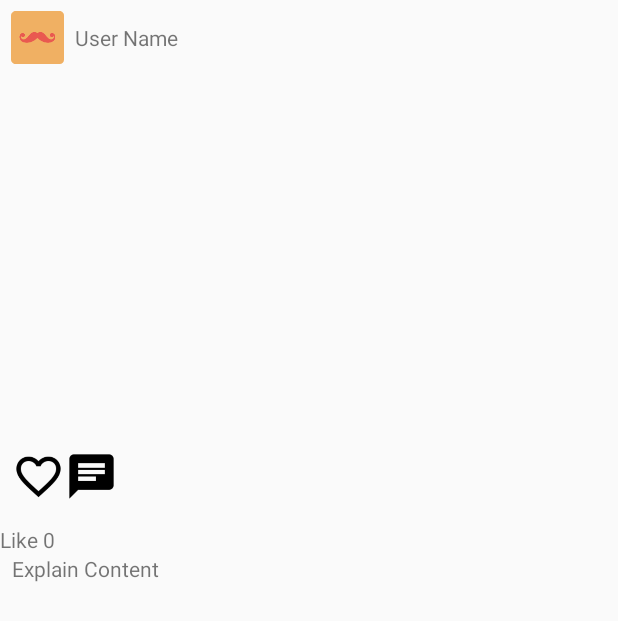
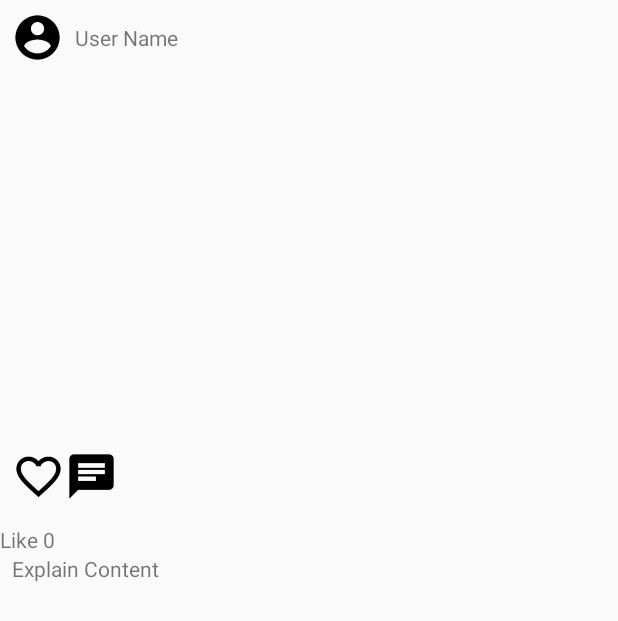
Before and after one commit to DrakedogX/JoJoStagram, an Android app: the layout item_detail.xml on its own in the app's theme, with its tools: preview values and no code run, on a phone screen of 412 x 824 dp. Shown: the top 621 px of the screen. Run offline under Robolectric (Android 15) with nearby library versions, the phone set to English and light mode, and no system bars.

Commit message:
Modify: 유저 기본 아이콘 이미지 변
디테일 뷰에서 프로필 이미지를 설정하지 않았을때 표시되는 기본 이미지 변경

```diff
--- a/app/src/main/res/layout/item_detail.xml
+++ b/app/src/main/res/layout/item_detail.xml
@@ -14,7 +14,7 @@
         <!-- 게시글 유저 프로필 사진 -->
         <androidx.appcompat.widget.AppCompatImageView
             android:id="@+id/item_detail_profile_imageview"
-            android:src="@mipmap/ic_launcher"
+            android:src="@drawable/ic_account"
             android:layout_margin="7.5dp"
             android:layout_width="35dp"
             android:layout_height="35dp"/>
```
